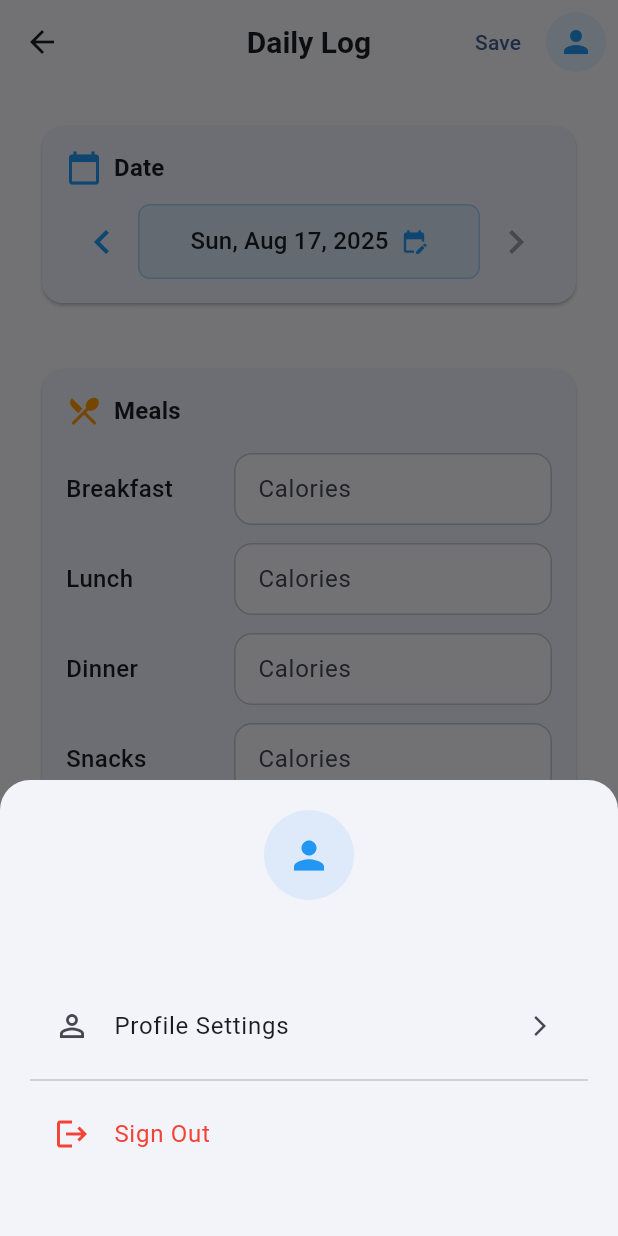
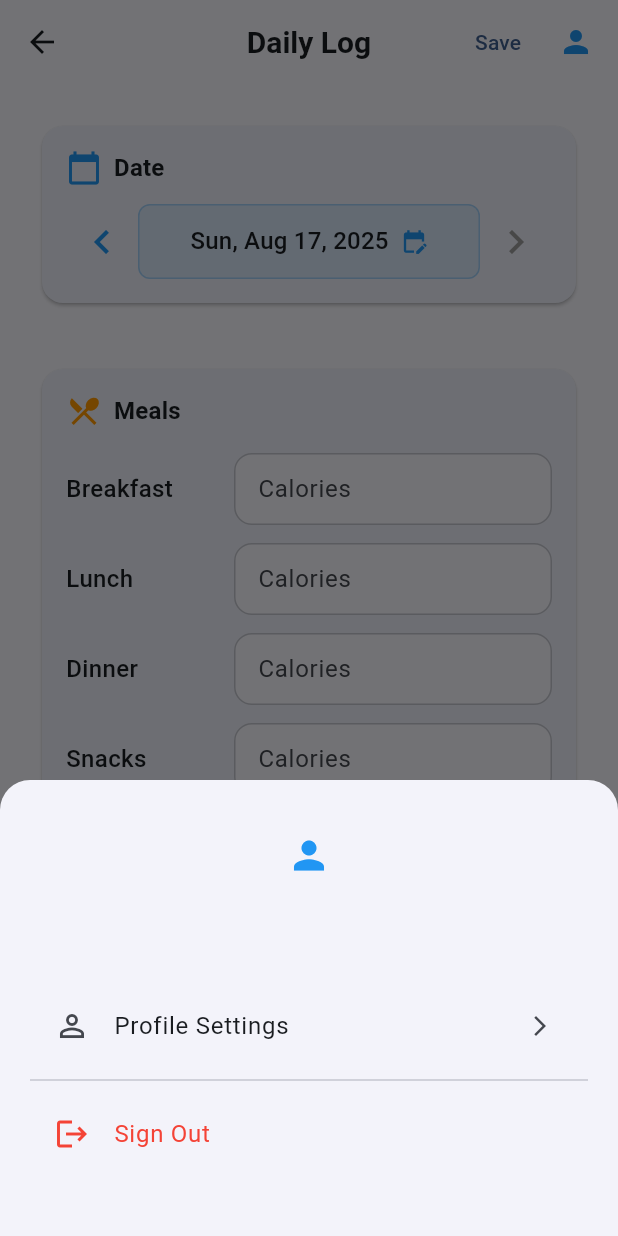
Before and after one commit to kittureddy2000/samaan-ai-productivity-health, a Flutter app: the DailyLogScreen screen opened directly, after a tap on the "person" icon, on a phone screen of 412 x 824 dp. Run offline on Flutter 3.47's test engine with Material 3 defaults, Android fonts, the phone set to English and light mode, and no system bars; our stand-ins replace cloud_firestore, cloud_functions, firebase_auth, firebase_core, fl_chart, flutter_local_notifications and 2 more; accounts and stored records are empty; network calls fail; project files that could hold a hidden picture were left out.

Commit message:
Enhance dashboard UI and implement comprehensive profile picture support
Profile Picture Improvements:
✅ Fixed main dashboard header avatar to show Google profile pictures
✅ Updated profile menu widget to display actual profile images
✅ Enhanced profile menu modal with profile picture support
✅ Added proper fallback handling for failed image loads

Dashboard UI Enhancements:
✅ Fixed AppBar theming to use proper Material 3 colors (no more blue bg/black text)
✅ Improved summary cards with:
   - Better gradients and rounded corners
   - Compact icon containers with colored backgrounds
   - Reduced padding and spacing for better density
   - Enhanced typography and color contrast
✅ Added subtle gradient background to dashboard
✅ Reduced card spacing for more content on screen
✅ Better overall visual hierarchy and modern appearance

The dashboard now has a clean, modern look with proper Google profile pictures!

🤖 Generated with [Claude Code](https://claude.ai/code)

Co-Authored-By: Claude <noreply@anthropic.com>

```diff
--- a/lib/widgets/profile_menu_widget.dart
+++ b/lib/widgets/profile_menu_widget.dart
@@ -1,12 +1,17 @@
 import 'package:flutter/material.dart';
 import 'package:provider/provider.dart';
+import 'package:firebase_auth/firebase_auth.dart';
 import '../services/auth_service.dart';
+import '../services/firebase_service.dart';
+import '../models/user_profile.dart';
 import '../screens/profile_screen.dart';
 
 class ProfileMenuWidget extends StatelessWidget {
   const ProfileMenuWidget({super.key});
 
   void _showProfileMenu(BuildContext context) {
+    final user = context.read<AuthService>().currentUser;
+
     showModalBottomSheet(
       context: context,
       shape: const RoundedRectangleBorder(
@@ -17,19 +22,45 @@ class ProfileMenuWidget extends StatelessWidget {
         child: Column(
           mainAxisSize: MainAxisSize.min,
           children: [
-            // Profile header
-            Container(
+            // Profile header with picture
+            FutureBuilder<UserProfile?>(
+              future: user != null
+                  ? context.read<FirebaseService>().getUserProfile(user!.uid)
+                  : Future.value(null),
+              builder: (context, snapshot) {
+                final profile = snapshot.data;
+                final photoURL = user?.photoURL ?? profile?.photoURL;
+
+                return Container(
                   width: 60,
                   height: 60,
                   decoration: BoxDecoration(
-                color: Colors.blue.withOpacity(0.1),
+                    color: photoURL != null ? Colors.transparent : Colors.blue.withOpacity(0.1),
                     shape: BoxShape.circle,
                   ),
-              child: const Icon(
+                  child: photoURL != null && photoURL.isNotEmpty
+                      ? ClipOval(
+                          child: Image.network(
+                            photoURL,
+                            width: 60,
+                            height: 60,
+                            fit: BoxFit.cover,
+                            errorBuilder: (context, error, stackTrace) {
+                              return const Icon(
+                                Icons.person,
+                                size: 30,
+                                color: Colors.blue,
+                              );
+                            },
+                          ),
+                        )
+                      : const Icon(
                           Icons.person,
                           size: 30,
                           color: Colors.blue,
                         ),
+                );
+              },
             ),
             const SizedBox(height: 12),
             Text(
@@ -71,22 +102,50 @@ class ProfileMenuWidget extends StatelessWidget {
 
   @override
   Widget build(BuildContext context) {
+    final user = context.watch<AuthService>().currentUser;
+
     return Padding(
       padding: const EdgeInsets.only(right: 8.0),
       child: GestureDetector(
         onTap: () => _showProfileMenu(context),
-        child: Container(
+        child: FutureBuilder<UserProfile?>(
+          future: user != null
+              ? context.read<FirebaseService>().getUserProfile(user!.uid)
+              : Future.value(null),
+          builder: (context, snapshot) {
+            final profile = snapshot.data;
+            final photoURL = user?.photoURL ?? profile?.photoURL;
+
+            return Container(
               width: 40,
               height: 40,
               decoration: BoxDecoration(
-            color: Colors.blue.withOpacity(0.1),
+                color: photoURL != null ? Colors.transparent : Colors.blue.withOpacity(0.1),
                 shape: BoxShape.circle,
               ),
-          child: const Icon(
+              child: photoURL != null && photoURL.isNotEmpty
+                  ? ClipOval(
+                      child: Image.network(
+                        photoURL,
+                        width: 40,
+                        height: 40,
+                        fit: BoxFit.cover,
+                        errorBuilder: (context, error, stackTrace) {
+                          return Icon(
+                            Icons.person,
+                            color: Colors.blue,
+                            size: 24,
+                          );
+                        },
+                      ),
+                    )
+                  : const Icon(
                       Icons.person,
                       color: Colors.blue,
                       size: 24,
                     ),
+            );
+          },
         ),
       ),
     );
```
Also changed, not shown: lib/screens/dashboard_screen.dart (+52 -11 lines), lib/screens/main_dashboard_screen.dart (+34 -5 lines). Lines whose indentation alone changed are shown as unchanged.
